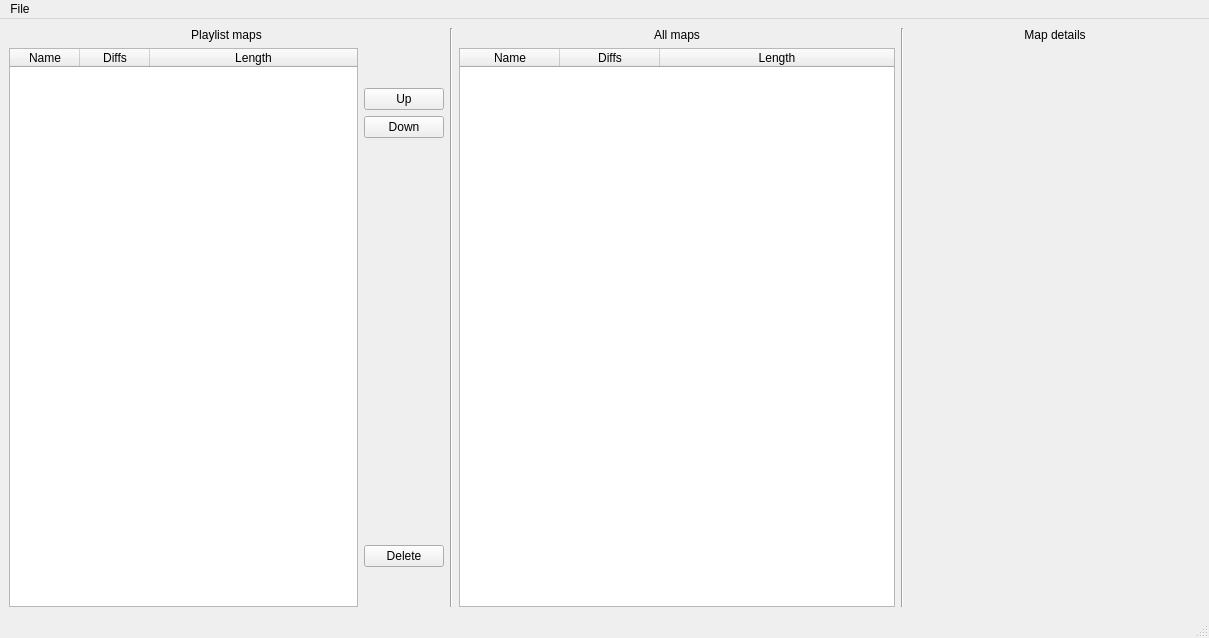
Old version of the form ui/main.ui in the repository Unvire/Quest3-beatsaber-playlist-manager.
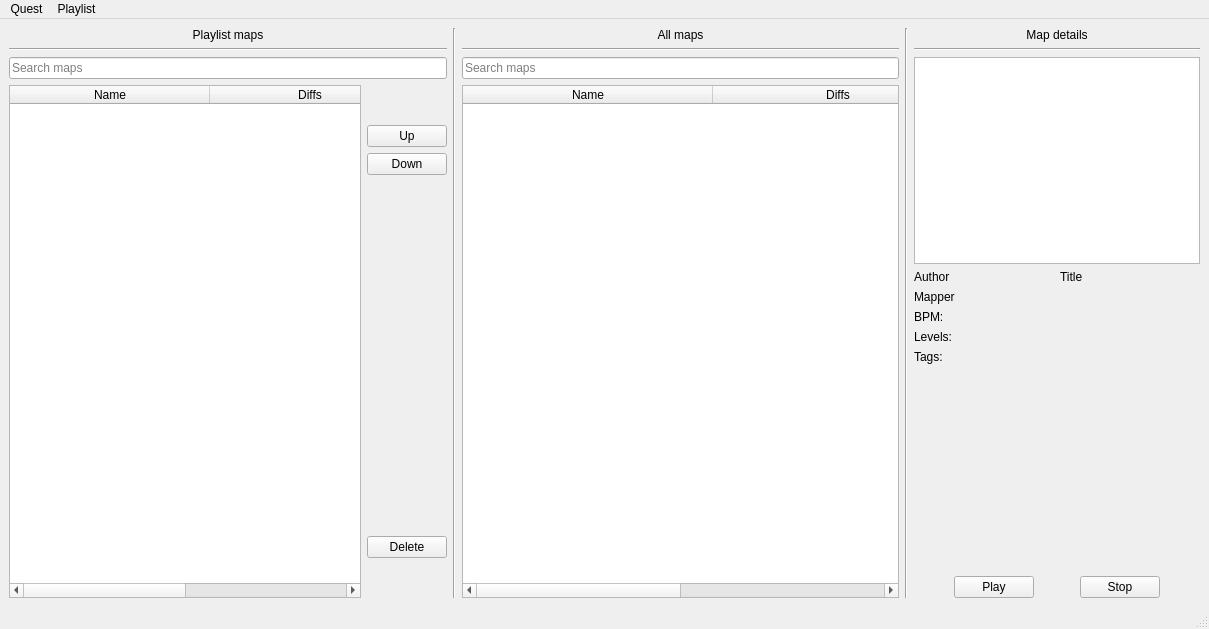
New version of the form.

The edit to the form file:
```diff
--- a/ui/main.ui
+++ b/ui/main.ui
@@ -7,7 +7,7 @@
     <x>0</x>
     <y>0</y>
     <width>1209</width>
-    <height>638</height>
+    <height>629</height>
    </rect>
   </property>
   <property name="windowTitle">
@@ -23,9 +23,9 @@
    <property name="layoutDirection">
     <enum>Qt::LeftToRight</enum>
    </property>
-   <layout class="QHBoxLayout" name="horizontalLayout_3">
+   <layout class="QHBoxLayout" name="horizontalLayout_6">
     <item>
-     <layout class="QHBoxLayout" name="horizontalLayout" stretch="3,0,3,0,2">
+     <layout class="QHBoxLayout" name="horizontalLayout" stretch="3,0,3,0,0">
       <property name="sizeConstraint">
        <enum>QLayout::SetNoConstraint</enum>
       </property>
@@ -41,6 +41,20 @@
           </property>
          </widget>
         </item>
+        <item>
+         <widget class="Line" name="line_3">
+          <property name="orientation">
+           <enum>Qt::Horizontal</enum>
+          </property>
+         </widget>
+        </item>
+        <item>
+         <widget class="QLineEdit" name="filterPlaylistMapsEdit">
+          <property name="placeholderText">
+           <string>Search maps</string>
+          </property>
+         </widget>
+        </item>
         <item>
          <layout class="QHBoxLayout" name="horizontalLayout_2" stretch="10,1">
           <item>
@@ -52,7 +66,7 @@
              <number>70</number>
             </attribute>
             <attribute name="horizontalHeaderDefaultSectionSize">
-             <number>50</number>
+             <number>200</number>
             </attribute>
             <attribute name="horizontalHeaderHighlightSections">
              <bool>true</bool>
@@ -79,11 +93,6 @@
               <string>Diffs</string>
              </property>
             </column>
-            <column>
-             <property name="text">
-              <string>Length</string>
-             </property>
-            </column>
            </widget>
           </item>
           <item>
@@ -173,8 +182,25 @@
           </property>
          </widget>
         </item>
+        <item>
+         <widget class="Line" name="line_4">
+          <property name="orientation">
+           <enum>Qt::Horizontal</enum>
+          </property>
+         </widget>
+        </item>
+        <item>
+         <widget class="QLineEdit" name="searchAllMapsEdit">
+          <property name="placeholderText">
+           <string>Search maps</string>
+          </property>
+         </widget>
+        </item>
         <item>
          <widget class="QTableWidget" name="allMapsTable">
+          <attribute name="horizontalHeaderDefaultSectionSize">
+           <number>250</number>
+          </attribute>
           <attribute name="horizontalHeaderStretchLastSection">
            <bool>true</bool>
           </attribute>
@@ -188,11 +214,6 @@
             <string>Diffs</string>
            </property>
           </column>
-          <column>
-           <property name="text">
-            <string>Length</string>
-           </property>
-          </column>
          </widget>
         </item>
        </layout>
@@ -205,7 +226,7 @@
        </widget>
       </item>
       <item>
-       <layout class="QVBoxLayout" name="verticalLayout_2" stretch="0,1">
+       <layout class="QVBoxLayout" name="verticalLayout_2" stretch="0,0,0,0,0,0,0,0,0,0">
         <item>
          <widget class="QLabel" name="mapDetailsLabel">
           <property name="text">
@@ -217,7 +238,130 @@
          </widget>
         </item>
         <item>
-         <widget class="QWidget" name="mapDetailsWidget" native="true"/>
+         <widget class="Line" name="line_5">
+          <property name="orientation">
+           <enum>Qt::Horizontal</enum>
+          </property>
+         </widget>
+        </item>
+        <item>
+         <widget class="QGraphicsView" name="mapImageView"/>
+        </item>
+        <item>
+         <layout class="QHBoxLayout" name="horizontalLayout_3">
+          <item>
+           <widget class="QLabel" name="songTitleLabel">
+            <property name="text">
+             <string>Author</string>
+            </property>
+           </widget>
+          </item>
+          <item>
+           <widget class="QLabel" name="songAuthorLabel">
+            <property name="text">
+             <string>Title</string>
+            </property>
+           </widget>
+          </item>
+         </layout>
+        </item>
+        <item>
+         <widget class="QLabel" name="songMapperLabel">
+          <property name="text">
+           <string>Mapper</string>
+          </property>
+         </widget>
+        </item>
+        <item>
+         <widget class="QLabel" name="songBPMLabel">
+          <property name="text">
+           <string>BPM: </string>
+          </property>
+         </widget>
+        </item>
+        <item>
+         <widget class="QLabel" name="diffsLabel">
+          <property name="text">
+           <string>Levels:</string>
+          </property>
+         </widget>
+        </item>
+        <item>
+         <widget class="QLabel" name="tagsLabel">
+          <property name="text">
+           <string>Tags:</string>
+          </property>
+         </widget>
+        </item>
+        <item>
+         <spacer name="verticalSpacer_4">
+          <property name="orientation">
+           <enum>Qt::Vertical</enum>
+          </property>
+          <property name="sizeHint" stdset="0">
+           <size>
+            <width>20</width>
+            <height>40</height>
+           </size>
+          </property>
+         </spacer>
+        </item>
+        <item>
+         <layout class="QHBoxLayout" name="horizontalLayout_5">
+          <item>
+           <spacer name="horizontalSpacer">
+            <property name="orientation">
+             <enum>Qt::Horizontal</enum>
+            </property>
+            <property name="sizeHint" stdset="0">
+             <size>
+              <width>40</width>
+              <height>20</height>
+             </size>
+            </property>
+           </spacer>
+          </item>
+          <item>
+           <widget class="QPushButton" name="playMusicButton">
+            <property name="text">
+             <string>Play</string>
+            </property>
+           </widget>
+          </item>
+          <item>
+           <spacer name="horizontalSpacer_2">
+            <property name="orientation">
+             <enum>Qt::Horizontal</enum>
+            </property>
+            <property name="sizeHint" stdset="0">
+             <size>
+              <width>40</width>
+              <height>20</height>
+             </size>
+            </property>
+           </spacer>
+          </item>
+          <item>
+           <widget class="QPushButton" name="stopMusicButton">
+            <property name="text">
+             <string>Stop</string>
+            </property>
+           </widget>
+          </item>
+          <item>
+           <spacer name="horizontalSpacer_3">
+            <property name="orientation">
+             <enum>Qt::Horizontal</enum>
+            </property>
+            <property name="sizeHint" stdset="0">
+             <size>
+              <width>40</width>
+              <height>20</height>
+             </size>
+            </property>
+           </spacer>
+          </item>
+         </layout>
         </item>
        </layout>
       </item>
@@ -236,10 +380,29 @@
    </property>
    <widget class="QMenu" name="menuFile">
     <property name="title">
-     <string>File</string>
+     <string>Quest</string>
     </property>
+    <addaction name="PullPlaylistsFromQuestAction"/>
+    <addaction name="PushPlaylisToQuestAction"/>
+   </widget>
+   <widget class="QMenu" name="menuPlaylist">
+    <property name="title">
+     <string>Playlist</string>
+    </property>
+    <widget class="QMenu" name="menuChange">
+     <property name="title">
+      <string>Change</string>
+     </property>
+     <addaction name="changeImageAction"/>
+     <addaction name="changeAuthorTitleAction"/>
+    </widget>
+    <addaction name="newPlaylistAction"/>
+    <addaction name="savePlaylistAction"/>
+    <addaction name="loadPlaylistAction"/>
+    <addaction name="menuChange"/>
    </widget>
    <addaction name="menuFile"/>
+   <addaction name="menuPlaylist"/>
   </widget>
   <widget class="QStatusBar" name="statusbar"/>
  </widget>
```
Left out of the diff: 40 changed lines with no effect on the pictures.
